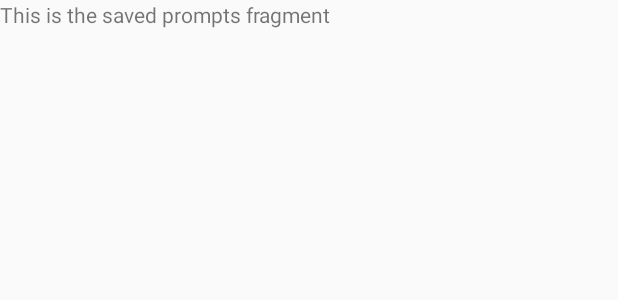
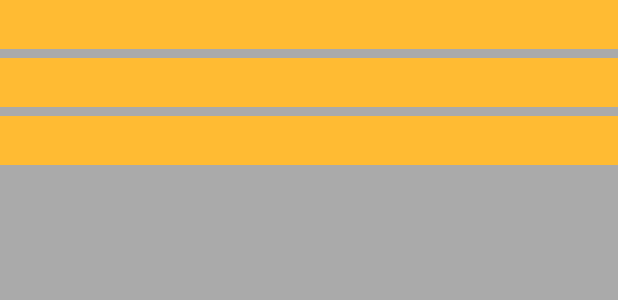
Before and after one commit to eohsiek/Bumble, an Android app: the layout fragment_saved_prompts.xml on its own in the app's theme, with its tools: preview values and no code run, on a phone screen of 412 x 824 dp. Shown: the top 300 px of the screen. Run offline under Robolectric (Android 15) with nearby library versions, the light colour scheme and no system bars.

Commit message:
Saved prompts working

```diff
--- a/app/src/main/java/com/example/android/bumble/database/FavoriteViewModel.java
+++ b/app/src/main/java/com/example/android/bumble/database/FavoriteViewModel.java
@@ -17,7 +17,7 @@ public class FavoriteViewModel extends AndroidViewModel {
         allFavorites = repository.getAllFavorites();
     }
 
-    LiveData<List<Favorite>> getAllFavorites() { return allFavorites; }
+    public LiveData<List<Favorite>> getAllFavorites() { return allFavorites; }
 
     public void insert(Favorite favorite) { repository.insert(favorite); }
 
--- a/app/src/main/res/layout/fragment_saved_prompts.xml
+++ b/app/src/main/res/layout/fragment_saved_prompts.xml
@@ -5,10 +5,11 @@
     android:layout_height="match_parent"
     tools:context=".SavedPromptsFragment">
 
-    <!-- TODO: Update blank fragment layout -->
-    <TextView
+    <android.support.v7.widget.RecyclerView
+        android:id="@+id/recyclerview"
         android:layout_width="match_parent"
         android:layout_height="match_parent"
-        android:text="This is the saved prompts fragment" />
+        android:background="@android:color/darker_gray"
+        tools:listitem="@layout/recyclerview_favorite" />
 
 </FrameLayout>
--- /dev/null
+++ b/app/src/main/res/layout/recyclerview_favorite.xml
@@ -0,0 +1,12 @@
+<?xml version="1.0" encoding="utf-8"?>
+<LinearLayout xmlns:android="http://schemas.android.com/apk/res/android"
+    android:orientation="vertical" android:layout_width="match_parent"
+    android:layout_height="wrap_content">
+
+    <TextView
+        android:id="@+id/textView"
+        style="@style/word_title"
+        android:layout_width="match_parent"
+        android:layout_height="wrap_content"
+        android:background="@android:color/holo_orange_light" />
+</LinearLayout>
--- a/app/src/main/res/values/styles.xml
+++ b/app/src/main/res/values/styles.xml
@@ -10,4 +10,13 @@
 
     <style name="AppTheme.AppBarOverlay" parent="ThemeOverlay.AppCompat.Dark.ActionBar" />
 
+    <style name="word_title">
+        <item name="android:layout_width">match_parent</item>
+        <item name="android:layout_height">26dp</item>
+        <item name="android:textSize">24sp</item>
+        <item name="android:textStyle">bold</item>
+        <item name="android:layout_marginBottom">6dp</item>
+        <item name="android:paddingLeft">8dp</item>
+    </style>
+
 </resources>
```
Also changed, not shown: app/src/main/java/com/example/android/bumble/FavoriteListAdapter.java (added, +62 -0 lines), app/src/main/java/com/example/android/bumble/SavedPromptsFragment.java (+30 -1 lines).
